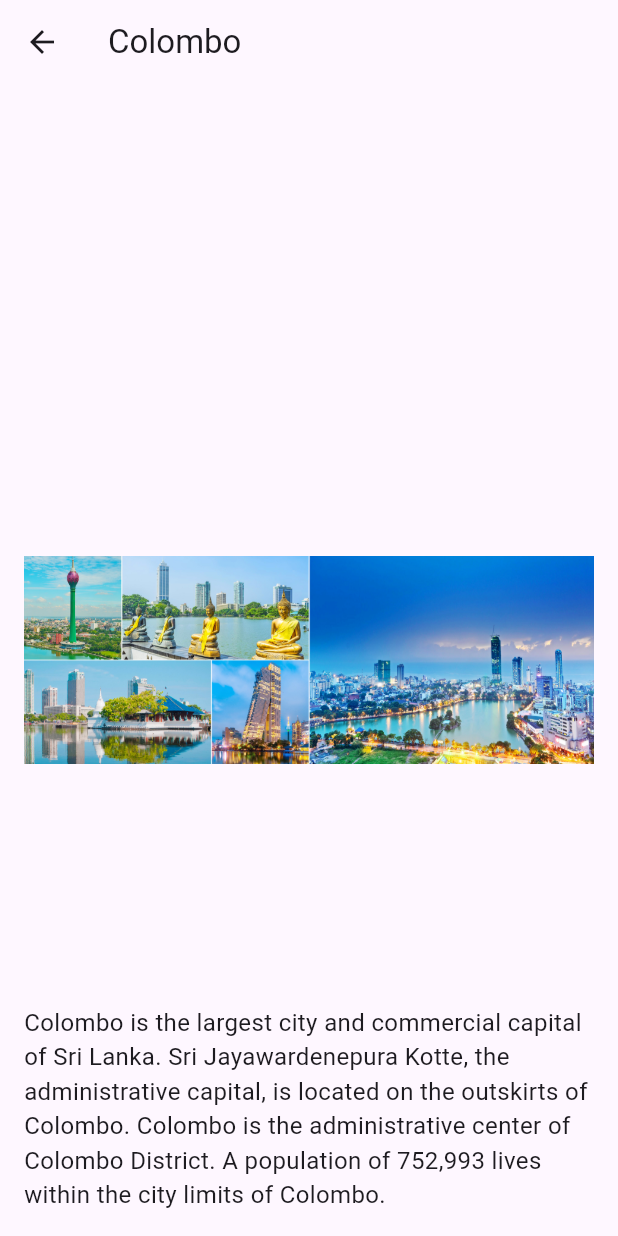
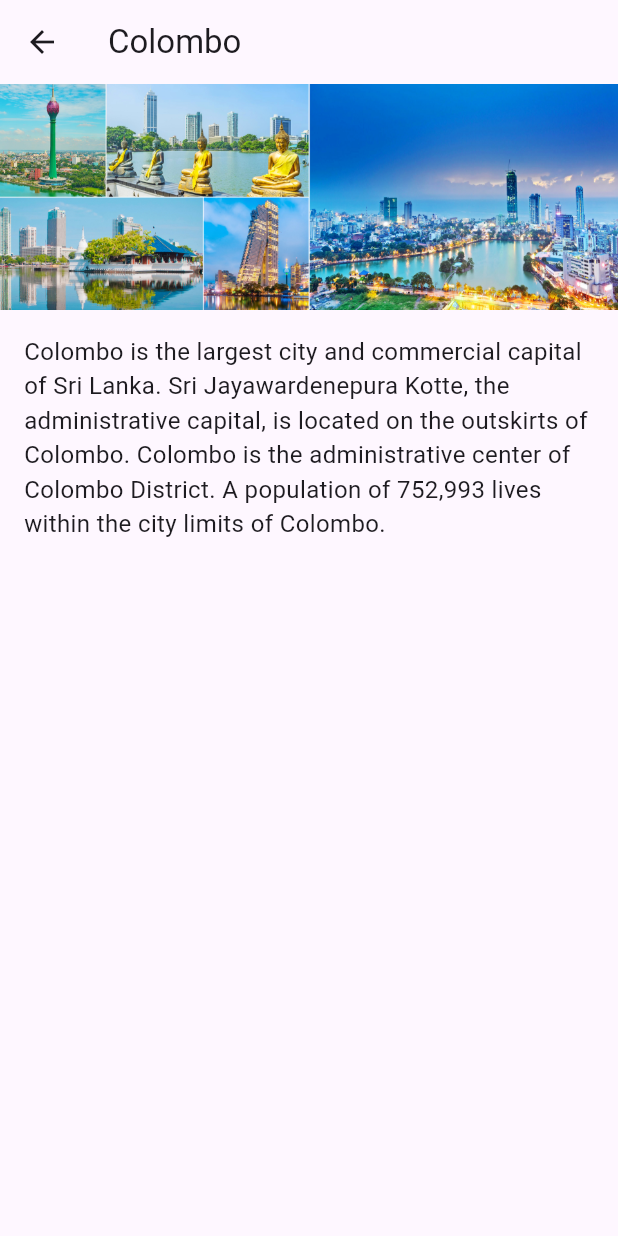
Before and after one commit to JananiCH/ExploreSL, a Flutter app: the colombo screen opened directly, on a phone screen of 412 x 824 dp. Run offline on Flutter 3.47's test engine with Material 3 defaults, Android fonts, the phone set to English and light mode, and no system bars; our stand-ins replace carousel_slider, cloud_firestore, file_picker, firebase_auth, firebase_core, firebase_storage and 2 more; accounts and stored records are empty.

Commit message:
colombo_edit

```diff
--- a/lib/pages/colombo.dart
+++ b/lib/pages/colombo.dart
@@ -14,25 +14,12 @@ class colombo extends StatelessWidget {
           ),
         ),
       ),
-      body: Stack(
+      body: Column(
         children: [
-          SizedBox.expand(
-            child: Transform.scale(
-              scale: 380 / MediaQuery.of(context).size.width,
-              child: SizedBox(
-                width: MediaQuery.of(context).size.width,
-                height: MediaQuery.of(context).size.height,
-                child: Image.asset(
+          Image.asset(
             'lib/images/pictures_d/c2.jpg', // Path to your image asset
           ),
-              ),
-            ),
-          ),
-          const Positioned(
-            bottom: 0,
-            left: 0,
-            right: 0,
-            child: Padding(
+          const Padding(
             padding: EdgeInsets.all(16.0),
             child: Column(
               crossAxisAlignment: CrossAxisAlignment.center,
@@ -45,7 +32,6 @@ class colombo extends StatelessWidget {
               ],
             ),
           ),
-          ),
         ],
       ),
     );
```
Lines whose indentation alone changed are shown as unchanged.
